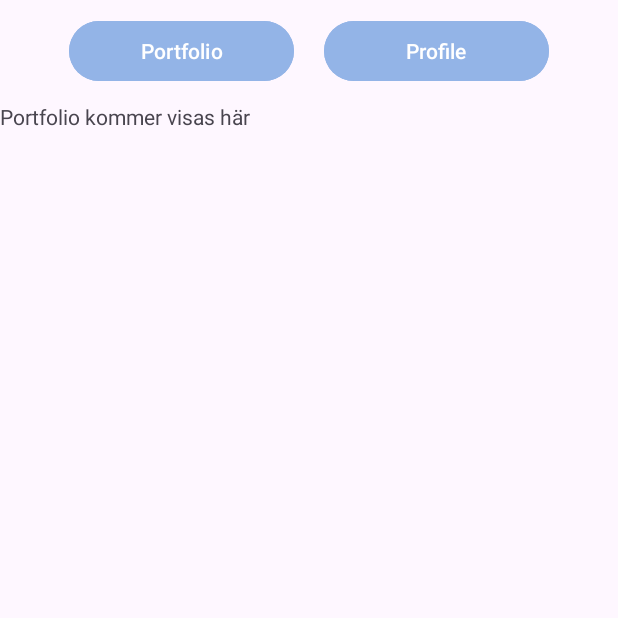
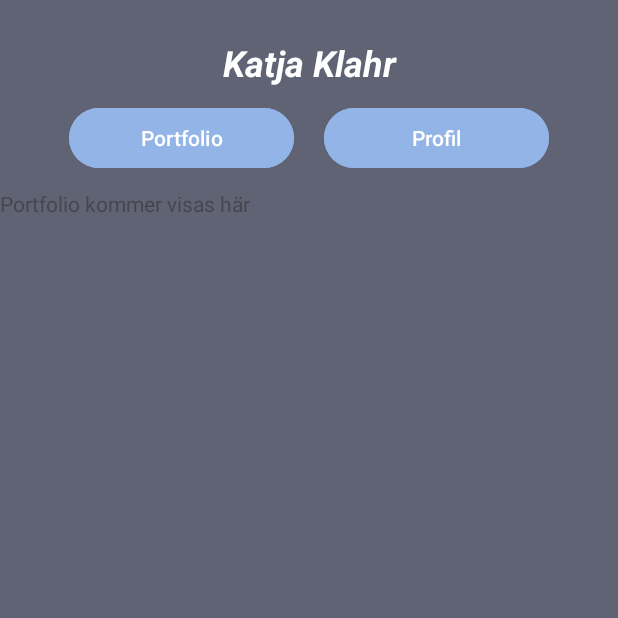
Before and after one commit to z0etz/Codefolio, an Android app: the screen it shows after launch (MainActivity), on a phone screen of 412 x 824 dp, the top half of it. Run offline under Robolectric (Android 15) with nearby library versions, the phone set to English and light mode, and no system bars.

Commit message:
Allmänt fix

```diff
--- a/app/src/main/res/layout/activity_main.xml
+++ b/app/src/main/res/layout/activity_main.xml
@@ -4,30 +4,45 @@
     xmlns:tools="http://schemas.android.com/tools"
     android:layout_width="match_parent"
     android:layout_height="match_parent"
-    tools:context=".MainActivity">
+    tools:context=".MainActivity"
+    android:background="@color/mountain_gray">
+
+    <TextView
+        android:id="@+id/textView"
+        android:layout_width="match_parent"
+        android:layout_height="wrap_content"
+        android:layout_margin="@dimen/margin_medium"
+        android:gravity="center_horizontal"
+        android:text="@string/name"
+        android:textColor="@color/white"
+        android:textSize="@dimen/font_large"
+
+        android:textStyle="bold|italic"
+        app:layout_constraintTop_toTopOf="parent"
+        tools:layout_editor_absoluteX="10dp" />
 
     <LinearLayout
         android:id="@+id/linearLayout"
         android:layout_width="match_parent"
         android:layout_height="wrap_content"
-        app:layout_constraintTop_toTopOf="parent"
-        android:gravity="center_horizontal">
+        android:gravity="center_horizontal"
+        app:layout_constraintTop_toBottomOf="@+id/textView">
 
         <Button
             android:id="@+id/bPortfolio"
             android:layout_width="@dimen/button_width"
             android:layout_height="wrap_content"
-            android:text="@string/portfolio"
+            android:layout_margin="@dimen/margin_small"
             android:backgroundTint="@color/sky_blue"
-            android:layout_margin="@dimen/padding_small" />
+            android:text="@string/portfolio" />
 
         <Button
             android:id="@+id/bProfile"
             android:layout_width="@dimen/button_width"
             android:layout_height="wrap_content"
-            android:text="@string/profile"
+            android:layout_margin="@dimen/margin_small"
             android:backgroundTint="@color/sky_blue"
-            android:layout_margin="@dimen/padding_small" />
+            android:text="@string/profile" />
 
     </LinearLayout>
 
--- a/app/src/main/res/layout/fragment_portfolio.xml
+++ b/app/src/main/res/layout/fragment_portfolio.xml
@@ -1,7 +1,9 @@
 <?xml version="1.0" encoding="utf-8"?>
 <androidx.constraintlayout.widget.ConstraintLayout xmlns:android="http://schemas.android.com/apk/res/android"
     android:layout_width="match_parent"
-    android:layout_height="match_parent">
+    android:layout_height="match_parent"
+    android:background="@color/mountain_gray"
+    >
 
     <TextView
         android:layout_width="match_parent"
--- a/app/src/main/res/values/dimens.xml
+++ b/app/src/main/res/values/dimens.xml
@@ -3,10 +3,9 @@
     <dimen name="font_small">14sp</dimen>
     <dimen name="font_medium">16sp</dimen>
     <dimen name="font_large">24sp</dimen>
-    <dimen name="padding_small">10dp</dimen>
-    <dimen name="padding_medium">25dp</dimen>
-    <dimen name="padding_large">50dp</dimen>
-    <dimen name="fab_margin">16dp</dimen>
+    <dimen name="margin_small">10dp</dimen>
+    <dimen name="margin_medium">25dp</dimen>
+    <dimen name="margin_large">50dp</dimen>
     <dimen name="button_width">150dp</dimen>
 
 </resources>
--- a/app/src/main/res/values/strings.xml
+++ b/app/src/main/res/values/strings.xml
@@ -1,7 +1,7 @@
 <resources>
     <string name="app_name">Codefolio</string>
     <string name="name">Katja Klahr</string>
-    <string name="occupation">Arkitekt och student inom applikationsdesign.</string>
+    <string name="occupation">Arkitekt MSA och student inom applikationsdesign.</string>
     <string name="presentation">Katja har designat många olika typer av byggnader
         i sitt arbete som arkitekt, hon är van vid att arbeta med BIM och samordna projekt.
         Hon vidareutbildar sig nu inom programmering, med siktet inställt på att driva
@@ -15,6 +15,7 @@
     <string name="previous">Previous</string>
 <!-- TODO: Remove or change this placeholder text -->
     <string name="hello_blank_fragment">Hello blank fragment</string>
-    <string name="profile">Profile</string>
+    <string name="profile">Profil</string>
     <string name="portfolio">Portfolio</string>
+    <string name="see_linkedin">Se Katjas LinkedIn-sida</string>
 </resources>
```
Also changed, not shown: app/src/main/java/com/katja/codefolio/MainActivity.kt (+9 -10 lines), app/src/main/res/layout/fragment_profile.xml (+14 -15 lines).
